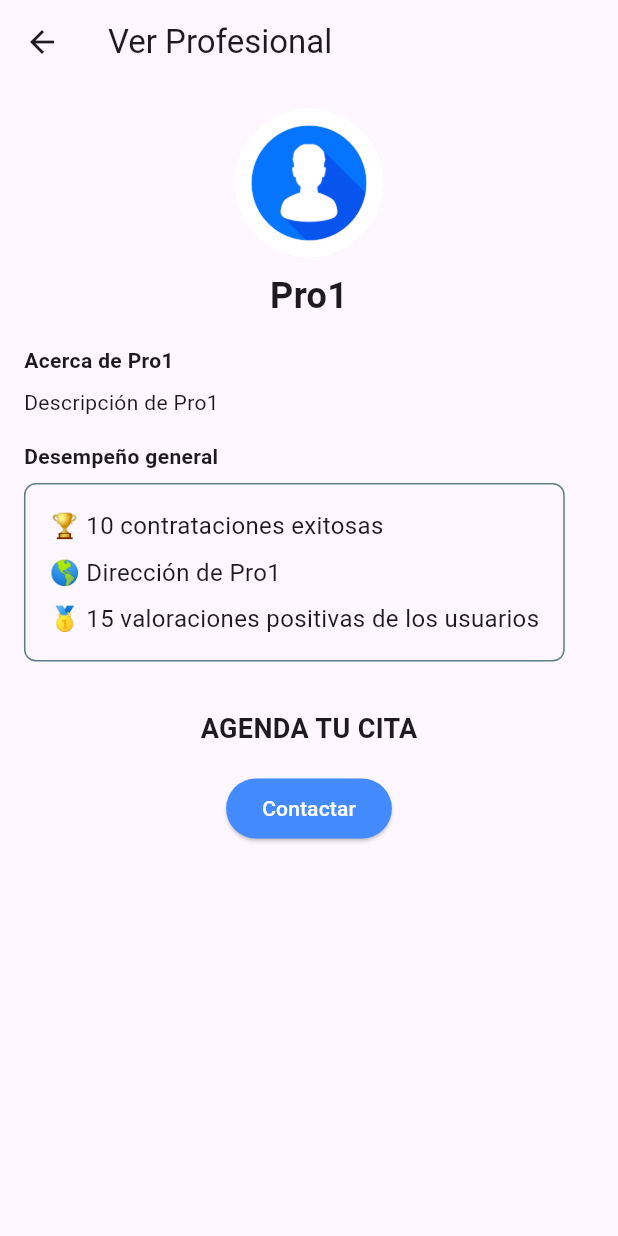
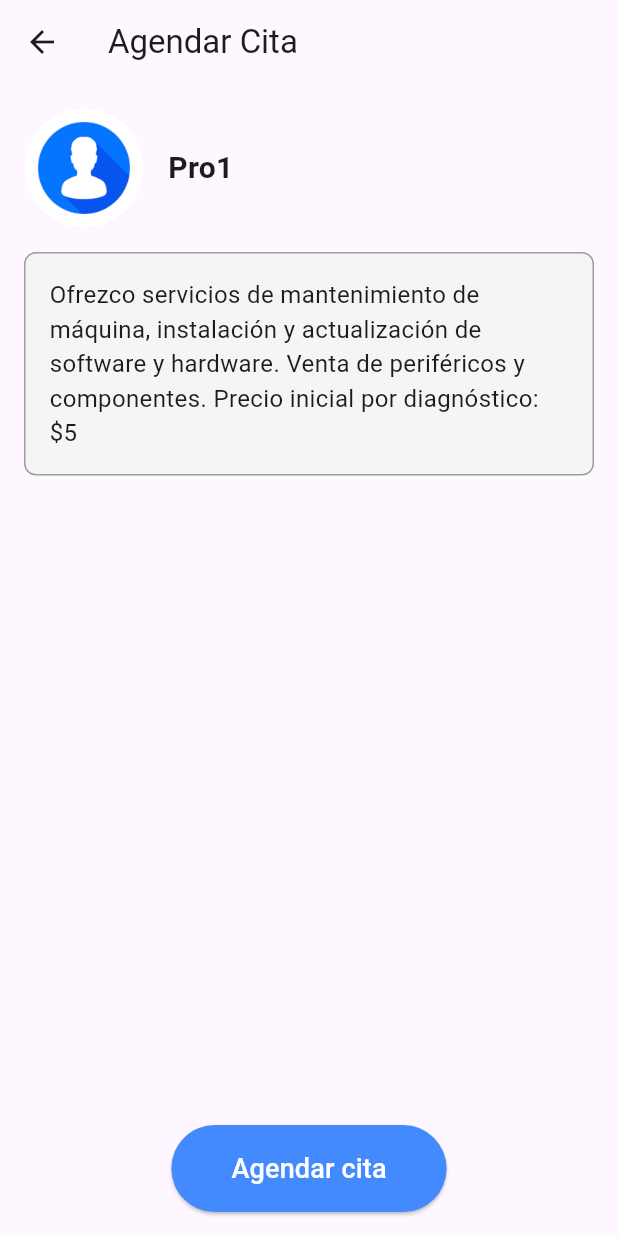
Before and after one commit to klaxx98/wakkyapp, a Flutter app: the ViewProScreen screen opened directly, after a tap on "Contactar", on a phone screen of 412 x 824 dp. Run offline on Flutter 3.47's test engine with Material 3 defaults, Android fonts, the phone set to English and light mode, and no system bars.

Commit message:
Ventana para contactar profesional y mensaje de confirmación

```diff
--- a/lib/main.dart
+++ b/lib/main.dart
@@ -1,10 +1,10 @@
 import 'package:flutter/material.dart';
 
 void main() {
-  runApp(MyApp());
+  runApp(WakkyApp());
 }
 
-class MyApp extends StatelessWidget {
+class WakkyApp extends StatelessWidget {
   @override
   Widget build(BuildContext context) {
     return MaterialApp(
@@ -17,6 +17,9 @@ class MyApp extends StatelessWidget {
   }
 }
 
+/*
+* PANTALLA DE LOGIN
+*/
 class LoginScreen extends StatelessWidget {
   @override
   Widget build(BuildContext context) {
@@ -64,6 +67,10 @@ class LoginScreen extends StatelessWidget {
     );
   }
 }
+
+/*
+* PANTALLA PRINCIPAL
+*/
 
 class MainScreen extends StatelessWidget {
   @override
@@ -130,6 +137,10 @@ class MainScreen extends StatelessWidget {
     );
   }
 }
+
+/*
+* PANTALLA DE SERVICIO COMPUTACION
+*/
 
 class PCScreen extends StatefulWidget {
   @override
@@ -262,6 +273,10 @@ class _PCScreenState extends State<PCScreen> {
   }
 }
 
+/*
+* PANTALLAS DE SERVICIO SMARTPHONE
+*/
+
 class SmartphoneScreen extends StatefulWidget {
   @override
   _SmartphoneScreenState createState() => _SmartphoneScreenState();
@@ -393,6 +408,10 @@ class _SmartphoneScreenState extends State<SmartphoneScreen> {
   }
 }
 
+/*
+* CARTA DE PROFESIONAL
+*/
+
 class ProfessionalCard extends StatelessWidget {
   final String name;
   final String imagePath;
@@ -405,6 +424,10 @@ class ProfessionalCard extends StatelessWidget {
     required this.contracts,
     required this.onTap,
   });
+
+/*
+* BOTON DE PROFESIONAL
+*/
 
   @override
   Widget build(BuildContext context) {
@@ -450,6 +473,10 @@ class ProfessionalCard extends StatelessWidget {
     );
   }
 }
+
+/*
+* PANTALLA DE PERFIL DE PROFESIONAL
+*/
 
 class ViewProScreen extends StatelessWidget {
   final String proName;
@@ -553,7 +580,16 @@ class ViewProScreen extends StatelessWidget {
                     SizedBox(height: 16),
                     ElevatedButton(
                       onPressed: () {
-                        // Aquí puedes agregar la lógica de contacto
+                        // Navegar a la pantalla de agendar cita
+                        Navigator.push(
+                          context,
+                          MaterialPageRoute(
+                            builder: (context) => ScheduleAppointmentScreen(
+                              proName: proName,
+                              imagePath: imagePath,
+                            ),
+                          ),
+                        );
                       },
                       style: ElevatedButton.styleFrom(
                         backgroundColor: Colors.blueAccent,
@@ -573,3 +609,99 @@ class ViewProScreen extends StatelessWidget {
     );
   }
 }
+
+class ScheduleAppointmentScreen extends StatelessWidget {
+  final String proName;
+  final String imagePath;
+
+  ScheduleAppointmentScreen({
+    required this.proName,
+    required this.imagePath,
+  });
+
+  @override
+  Widget build(BuildContext context) {
+    return Scaffold(
+      appBar: AppBar(
+        title: Text('Agendar Cita'),
+      ),
+      body: Padding(
+        padding: const EdgeInsets.all(16.0),
+        child: Column(
+          crossAxisAlignment: CrossAxisAlignment.start,
+          children: [
+            // Encabezado: Foto del profesional y su nombre
+            Row(
+              children: [
+                CircleAvatar(
+                  radius: 40,
+                  backgroundImage: AssetImage(imagePath),
+                ),
+                SizedBox(width: 16),
+                Expanded(
+                  child: Text(
+                    proName,
+                    style: TextStyle(
+                      fontSize: 20,
+                      fontWeight: FontWeight.bold,
+                    ),
+                  ),
+                ),
+              ],
+            ),
+            SizedBox(height: 16),
+            // Mensaje personalizado del profesional
+            Container(
+              padding: EdgeInsets.all(16),
+              decoration: BoxDecoration(
+                borderRadius: BorderRadius.circular(8),
+                border: Border.all(color: Colors.grey),
+                color: Colors.grey[100],
+              ),
+              child: Text(
+                'Ofrezco servicios de mantenimiento de máquina, instalación y actualización de software y hardware. '
+                'Venta de periféricos y componentes. Precio inicial por diagnóstico: \$5',
+                style: TextStyle(fontSize: 16),
+              ),
+            ),
+            Spacer(),
+            // Botón de agendar cita
+            Center(
+              child: ElevatedButton(
+                onPressed: () {
+                  // Mostrar AlertDialog al presionar el botón
+                  showDialog(
+                    context: context,
+                    builder: (context) => AlertDialog(
+                      title: Text(
+                        'Cita agendada',
+                        style: TextStyle(fontWeight: FontWeight.bold),
+                      ),
+                      content: Text('Espera confirmación del profesional'),
+                      actions: [
+                        TextButton(
+                          onPressed: () {
+                            Navigator.of(context).pop(); // Cerrar el AlertDialog
+                          },
+                          child: Text('Cerrar'),
+                        ),
+                      ],
+                    ),
+                  );
+                },
+                style: ElevatedButton.styleFrom(
+                  padding: EdgeInsets.symmetric(horizontal: 40, vertical: 16),
+                  backgroundColor: Colors.blueAccent, // Color del botón
+                ),
+                child: Text(
+                  'Agendar cita',
+                  style: TextStyle(fontSize: 18, color: Colors.white),
+                ),
+              ),
+            ),
+          ],
+        ),
+      ),
+    );
+  }
+}
```
